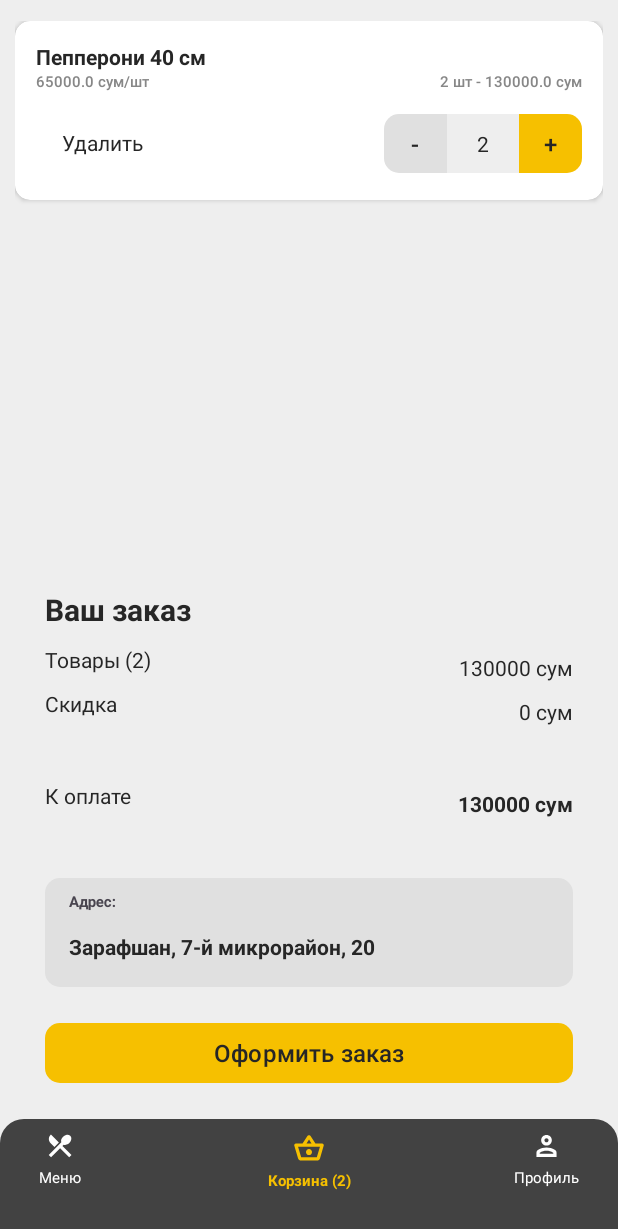
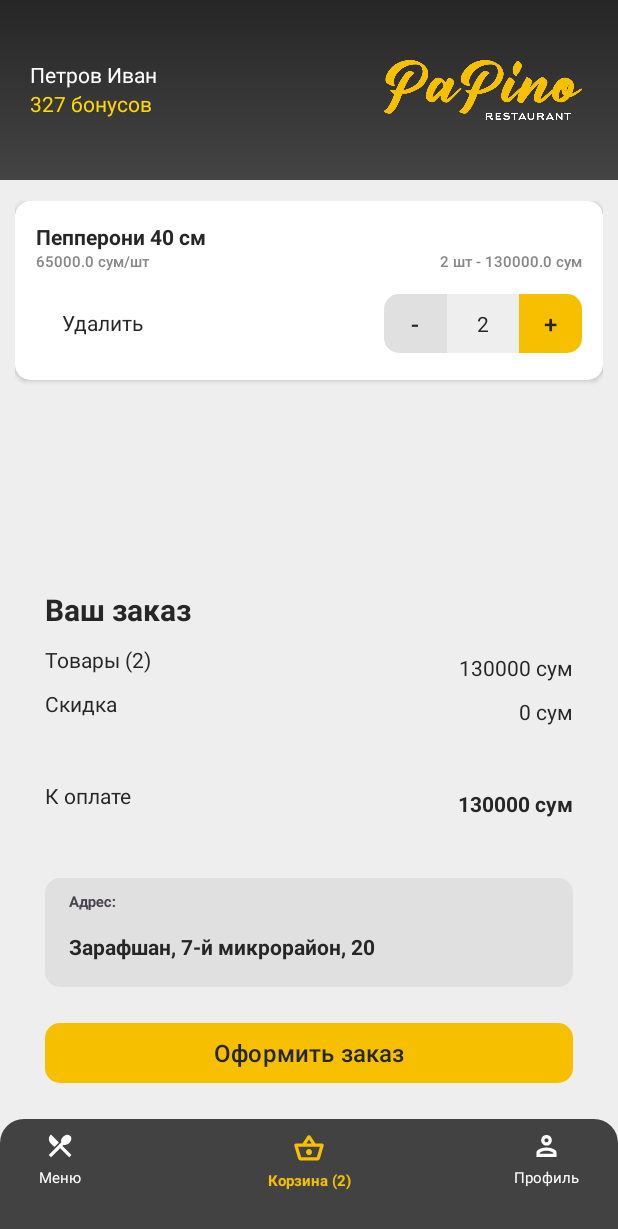
Before and after one commit to NyxerKing/Papino, an Android app: the screen it shows after launch (BasketActivity), after a tap on an icon or button, on a phone screen of 412 x 824 dp. Shown: the top 1229 px of the screen. Run offline under Robolectric (Android 15) with nearby library versions, the phone set to English and light mode, and no system bars; pictures from the network do not load; 2 other taps on this screen came first.

Commit message:
профиль - меню

```diff
--- a/app/src/main/java/com/example/papino/presentation/basket/BasketActivity.kt
+++ b/app/src/main/java/com/example/papino/presentation/basket/BasketActivity.kt
@@ -40,13 +40,11 @@ class BasketActivity : AppCompatActivity() {
         with(binding) {
             navigation.setSelected(NavigationItem.BASKET)
             navigation.set(
-                onClickMenu = {
-                    val intent = Intent(this@BasketActivity, MenuActivity::class.java)
-                    startActivity(intent)
+                    onClickMenu = {onBackPressed()
                 },
-                onClickProfile = {
-                    val intent = Intent(this@BasketActivity, EnterUserActivity::class.java)
-                    startActivity(intent)
+                    onClickProfile = {
+                        val intent = Intent(this@BasketActivity, EnterUserActivity::class.java)
+                        startActivity(intent)
                 }
             )
             basketMapper = BasketMapper(resources)
@@ -64,6 +62,9 @@ class BasketActivity : AppCompatActivity() {
                     initUI(basketFoods = list)
                 } ?: run { showError() }
             }
+
+            nameUserHelloBasket.text = "Петров Иван"
+            countBonusUserBasket.text = "327 бонусов"
         }
     }
 
--- a/app/src/main/java/com/example/papino/presentation/menu/MenuActivity.kt
+++ b/app/src/main/java/com/example/papino/presentation/menu/MenuActivity.kt
@@ -22,6 +22,7 @@ import com.example.papino.presentation.menu.models.FoodUI
 import com.example.papino.presentation.menu.models.PackFoodBaskedModel
 import com.example.papino.presentation.recycler.decorations.MenuDividerItemDecoration
 import com.example.papino.presentation.regestration.EnterUserActivity
+import com.example.papino.presentation.regestration.RegistrationActivity
 import com.google.android.material.chip.Chip
 import ru.papino.uikit.components.navigation.NavigationItem
 
@@ -52,11 +53,11 @@ class MenuActivity : AppCompatActivity() {
         {
             navigation.setSelected(NavigationItem.MENU)
             navigation.set(
-                onClickBasket = {
+                    onClickBasket = {
                     val intent = Intent(this@MenuActivity, BasketActivity::class.java)
                     startActivity(intent)
                 },
-                onClickProfile = {
+                    onClickProfile = {
                     val intent = Intent(this@MenuActivity, EnterUserActivity::class.java)
                     startActivity(intent)
                 }
--- a/app/src/main/java/com/example/papino/presentation/menu/adapters/CardMenuAdapter.kt
+++ b/app/src/main/java/com/example/papino/presentation/menu/adapters/CardMenuAdapter.kt
@@ -12,6 +12,7 @@ import ru.papino.uikit.components.cards.CardMenuBase
 class CardMenuAdapter(private val onClickItem: (FoodUI) -> Unit) :
     RecyclerView.Adapter<CardMenuAdapter.AdapterHolder>() {
 
+    val startUrlImageFood = "http://nyxerapi.somee.com/"
     private var elements: List<FoodUI>? = null
 
     override fun onCreateViewHolder(parent: ViewGroup, viewType: Int): AdapterHolder {
@@ -51,7 +52,7 @@ class CardMenuAdapter(private val onClickItem: (FoodUI) -> Unit) :
         fun set(food: FoodUI) {
             val imageLoader = cardMenu.context.imageLoader
             val request = ImageRequest.Builder(cardMenu.context)
-                .data(food.linkCover)
+                .data(startUrlImageFood + food.linkCover)
                 .target(onSuccess = { coverDrawable ->
                         initCard(food = food, drawable = coverDrawable)
                 }, onStart = {
--- a/app/src/main/java/com/example/papino/presentation/regestration/EnterUserActivity.kt
+++ b/app/src/main/java/com/example/papino/presentation/regestration/EnterUserActivity.kt
@@ -47,12 +47,8 @@ class EnterUserActivity : AppCompatActivity() {
 
             navigationEnterUser.setSelected(NavigationItem.PROFILE)
             navigationEnterUser.set(
-                onClickMenu = {
-                    val intent = Intent(this@EnterUserActivity, MenuActivity::class.java)
-                    startActivity(intent)},
-                onClickBasket = {
-                    val intent = Intent(this@EnterUserActivity, BasketActivity::class.java)
-                    startActivity(intent)
+                    onClickMenu = {onBackPressed()},
+                    onClickBasket = {onBackPressed()
                 }
             )
 
--- a/app/src/main/res/layout/acitivity_basket.xml
+++ b/app/src/main/res/layout/acitivity_basket.xml
@@ -5,6 +5,55 @@
     android:layout_width="match_parent"
     android:layout_height="match_parent"
     android:background="@color/backgroundMenuColor">
+
+    <androidx.constraintlayout.widget.ConstraintLayout
+        android:id="@+id/topMenu"
+        android:layout_width="match_parent"
+        android:layout_height="120dp"
+        android:background="@drawable/bg_rect_base"
+        android:gravity="center"
+        android:orientation="vertical"
+        app:layout_constraintTop_toTopOf="parent"
+        app:layout_constraintRight_toRightOf="parent"
+        app:layout_constraintStart_toStartOf="parent"
+        app:layout_constraintBottom_toTopOf="@+id/basketRecyclerView"
+        >
+
+        <ImageView
+            android:id="@+id/logoMainBasket"
+            android:layout_width="140dp"
+            android:layout_height="40dp"
+            android:layout_marginEnd="20dp"
+            app:layout_constraintBottom_toBottomOf="parent"
+            app:layout_constraintRight_toRightOf="parent"
+            app:layout_constraintTop_toTopOf="parent"
+            app:srcCompat="@drawable/main_menu_logo" />
+
+        <TextView
+            android:id="@+id/nameUserHelloBasket"
+            android:layout_width="140dp"
+            android:layout_height="20dp"
+            android:layout_marginStart="20dp"
+            android:layout_marginBottom="20dp"
+            android:textColor="@color/white"
+            app:layout_constraintBottom_toBottomOf="parent"
+            app:layout_constraintRight_toLeftOf="@+id/logoMainBasket"
+            app:layout_constraintStart_toStartOf="parent"
+            app:layout_constraintTop_toTopOf="parent" />
+
+        <TextView
+            android:id="@+id/countBonusUserBasket"
+            android:layout_width="140dp"
+            android:layout_height="20dp"
+            android:layout_marginStart="20dp"
+            android:layout_marginTop="18dp"
+            android:textColor="@color/yellowDenis"
+            app:layout_constraintBottom_toBottomOf="parent"
+            app:layout_constraintRight_toLeftOf="@+id/logoMainBasket"
+            app:layout_constraintStart_toStartOf="parent"
+            app:layout_constraintTop_toTopOf="parent" />
+
+    </androidx.constraintlayout.widget.ConstraintLayout>
 
     <androidx.recyclerview.widget.RecyclerView
         android:id="@+id/basketRecyclerView"
@@ -17,7 +66,7 @@
         app:layout_constraintBottom_toTopOf="@+id/orderForm"
         app:layout_constraintEnd_toEndOf="parent"
         app:layout_constraintStart_toStartOf="parent"
-        app:layout_constraintTop_toTopOf="parent" />
+        app:layout_constraintTop_toBottomOf="@+id/topMenu"/>
 
     <androidx.constraintlayout.widget.ConstraintLayout
         android:id="@+id/orderForm"
@@ -157,4 +206,6 @@
         app:layout_constraintBottom_toBottomOf="parent"
         app:layout_constraintEnd_toEndOf="parent"
         app:layout_constraintStart_toStartOf="parent" />
+
+
 </androidx.constraintlayout.widget.ConstraintLayout>
```
